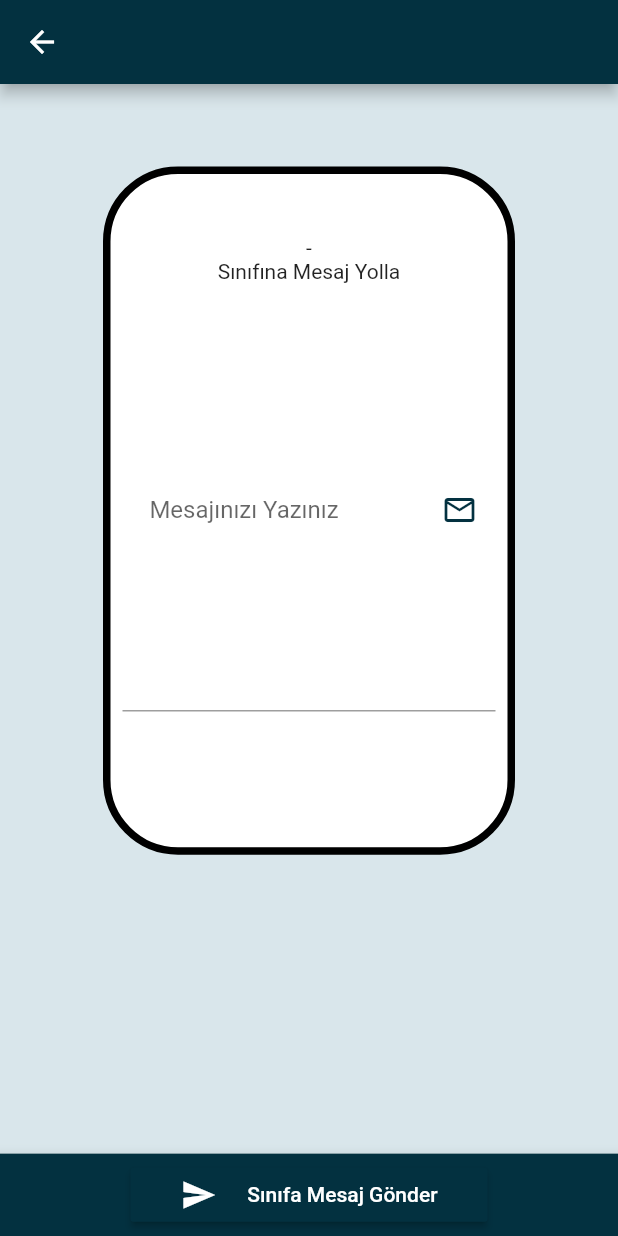
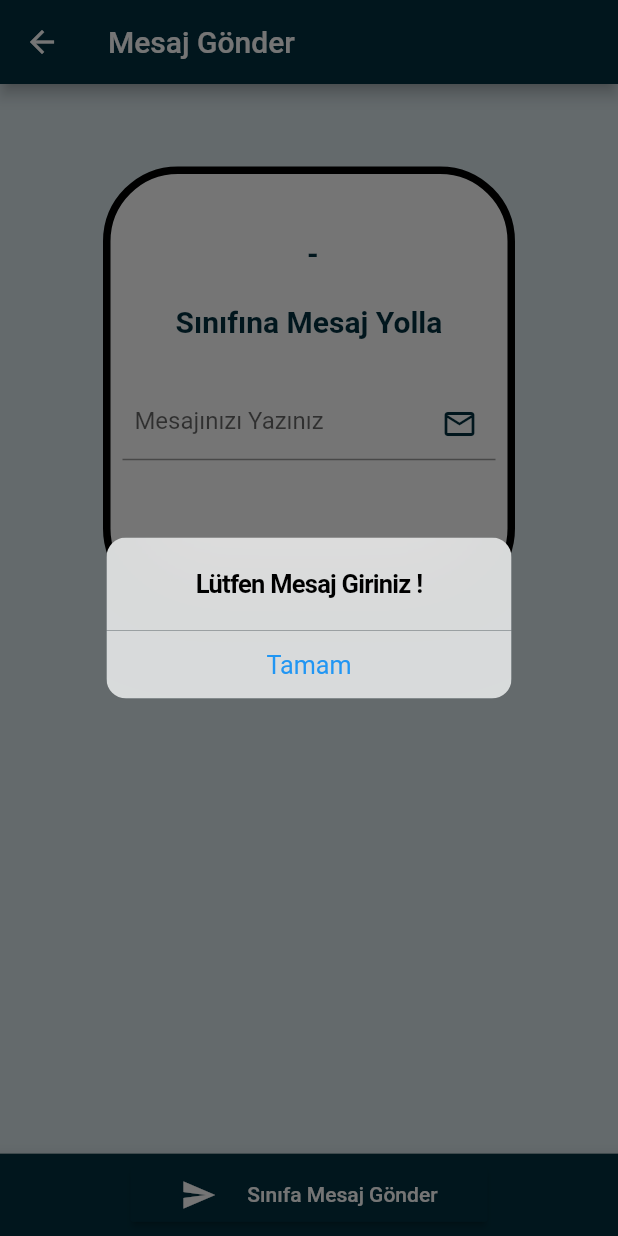
Before and after one commit to yagizdoner/Graduation-Project-1, a Flutter app: the SendMessage screen opened directly with empty values, after a tap on "Sınıfa Mesaj Gönder", on a phone screen of 412 x 824 dp. Run offline on Flutter 3.47's test engine with Material 2 defaults, Android fonts, the light colour scheme and no system bars; our stand-ins replace cloud_firestore, firebase_auth, flutter_slidable, flutter_spinkit, material_design_icons_flutter, pull_to_refresh; missing offline and left inert: dropdownfield; accounts and stored records are empty.

Commit message:
16 Haziran 1

```diff
--- a/lib/screens/profScreens/addCourse.dart
+++ b/lib/screens/profScreens/addCourse.dart
@@ -1,5 +1,3 @@
-import 'dart:io';
-
 import 'package:cloud_firestore/cloud_firestore.dart';
 import 'package:cse465ers/shared/loading.dart';
 import 'package:flutter/cupertino.dart';
@@ -196,6 +194,9 @@ class _AddCourceState extends State<AddCource> {
           'Üniversite': uni,
           'İstekler': emp,
           'Kayıtlılar': emp,
+          'Mesajlar': emp,
+          'MesajÖğr': emp,
+          'MesajAkd': emp,
     });
   }
 
--- a/lib/screens/profScreens/sendMessage.dart
+++ b/lib/screens/profScreens/sendMessage.dart
@@ -1,3 +1,4 @@
+import 'package:cloud_firestore/cloud_firestore.dart';
 import 'package:flutter/cupertino.dart';
 import 'package:flutter/material.dart';
 
@@ -5,7 +6,12 @@ class SendMessage extends StatefulWidget {
 
   final String name;
   final String code;
-  const SendMessage(this.name,this.code);
+  final String uni;
+  final List stuNames;
+  final List stuSurnames;
+  final List stuCodes;
+  final String akaEmail;
+  const SendMessage(this.name,this.code, this.uni,this.stuNames,this.stuSurnames,this.stuCodes,this.akaEmail);
 
   @override
   _SendMessageState createState() => _SendMessageState();
@@ -14,16 +20,19 @@ class SendMessage extends StatefulWidget {
 class _SendMessageState extends State<SendMessage> {
 
   final _formKey = GlobalKey<FormState>();
+  final databaseReference = Firestore.instance;
+  String message = '';
 
   @override
   Widget build(BuildContext context) {
     return Scaffold(
       appBar: AppBar(
         backgroundColor: Color(0xFF033140),
-        title: Text(widget.name),
+        title: Text('Mesaj Gönder'),
       ),
       backgroundColor: Color(0xFFD9E6EB),
-      body: Container(
+      body: SingleChildScrollView(
+        child: Container(
           color: Color(0xFFD9E6EB),
           child: Column(
             children: <Widget>[
@@ -47,21 +56,30 @@ class _SendMessageState extends State<SendMessage> {
                   child: Column(
                     children: <Widget>[
                       SizedBox(height:MediaQuery.of(context).size.height/25),
-                    Text(widget.code + " - " + widget.name),
-                    Text("Sınıfına Mesaj Yolla"),
-                    SizedBox(height:MediaQuery.of(context).size.height/50),
-                    TextField(
-                      maxLines: 10,
+                      Text(
+                        widget.code + " - " + widget.name+"\n\nSınıfına Mesaj Yolla",
+                        textAlign: TextAlign.center,
+                        style: TextStyle(
+                          fontSize: 20.0,
+                          color: Color(0xFF033140),
+                          fontWeight: FontWeight.w700,
+                        ),
+                      ),
+                      SizedBox(height:MediaQuery.of(context).size.height/25),
+                      TextFormField(
+                        maxLines: 100,
                         minLines: 1,
                         decoration: new InputDecoration(
                           hintText: '  Mesajınızı Yazınız',
-                        contentPadding: new EdgeInsets.symmetric(vertical: 125.0, horizontal: 10.0),
                           suffixIcon: Icon(
                             Icons.mail_outline,
                             color: Color(0xFF033140),
                           ),
                         ),
                         cursorColor: Color(0xFF033140),
+                        onChanged: (val) {
+                          setState(() => message = val);
+                        },
                       ),
                       SizedBox(height:MediaQuery.of(context).size.height/10),
                     ],
@@ -69,6 +87,7 @@ class _SendMessageState extends State<SendMessage> {
                 ),
               ),
             ],
+          ),
         ),
       ),
       bottomNavigationBar: BottomAppBar(
@@ -100,7 +119,13 @@ class _SendMessageState extends State<SendMessage> {
                   ),
                 ),
                 onPressed: () async {
-
+                  if(message.length > 0){
+                    sendMess(message);
+                    showAlertDialog(context, "Mesaj İletildi.");
+                  }
+                  else{
+                    showAlertDialog(context, "Lütfen Mesaj Giriniz !");
+                  }
                 }
               ),
 
@@ -110,4 +135,67 @@ class _SendMessageState extends State<SendMessage> {
       ),
     );
   }
+
+  void sendMess(String mes) async {
+    // Akademisyene Yaz
+    QuerySnapshot _myDoc = await Firestore.instance.collection('profs').getDocuments();
+    List<DocumentSnapshot> _myDocCount = _myDoc.documents;
+    for(int i=0; i<_myDocCount.length ;++i){
+      if(_myDocCount[i].data["mail"] == widget.akaEmail){
+        try {
+          List m = new List();
+          m.add(widget.code+"@"+widget.name+"@"+mes);
+          databaseReference
+              .collection('profs')
+              .document(_myDocCount[i].documentID)
+              .updateData({'Mesajlar': FieldValue.arrayUnion(m)});
+          m = new List();
+        } catch (e) {
+          print(e.toString());
         }
+      }
+    }
+    // Öğrencilere Yaz.
+    _myDoc = await Firestore.instance.collection('students').getDocuments();
+    _myDocCount = _myDoc.documents;
+    for(int i=0; i<_myDocCount.length ;++i){
+      var number = _myDocCount[i].data["studentNumber"];
+      var name = _myDocCount[i].data["name"];
+      var surname = _myDocCount[i].data["surname"];
+      if(widget.stuNames.contains(name) && widget.stuSurnames.contains(surname)
+        && widget.stuCodes.contains(number) && _myDocCount[i].data["univercity"]==widget.uni){
+        try {
+          List m = new List();
+          m.add(widget.code+"@"+widget.name+"@"+mes);
+          databaseReference
+              .collection('students')
+              .document(_myDocCount[i].documentID)
+              .updateData({'Mesajlar': FieldValue.arrayUnion(m)});
+          m = new List();
+        } catch (e) {
+          print(e.toString());
+        }
+      }
+    }
+
+  }
+
+  showAlertDialog(BuildContext context, String mes) {
+    return showDialog(
+      context: context,
+      builder: (BuildContext context) {
+        return CupertinoAlertDialog(
+          title: Text(mes),
+          actions: <Widget>[
+            CupertinoDialogAction(
+              child: Text("Tamam"),
+              onPressed:  () {
+                Navigator.pop(context);
+              },
+            ),
+          ],
+        );
+      },
+    );
+  }
+}
```
Also changed, not shown: lib/screens/profScreens/courseDetail.dart (+9 -5 lines), lib/screens/profScreens/updateCourse.dart (+5 -2 lines). Lines whose indentation alone changed are shown as unchanged.
